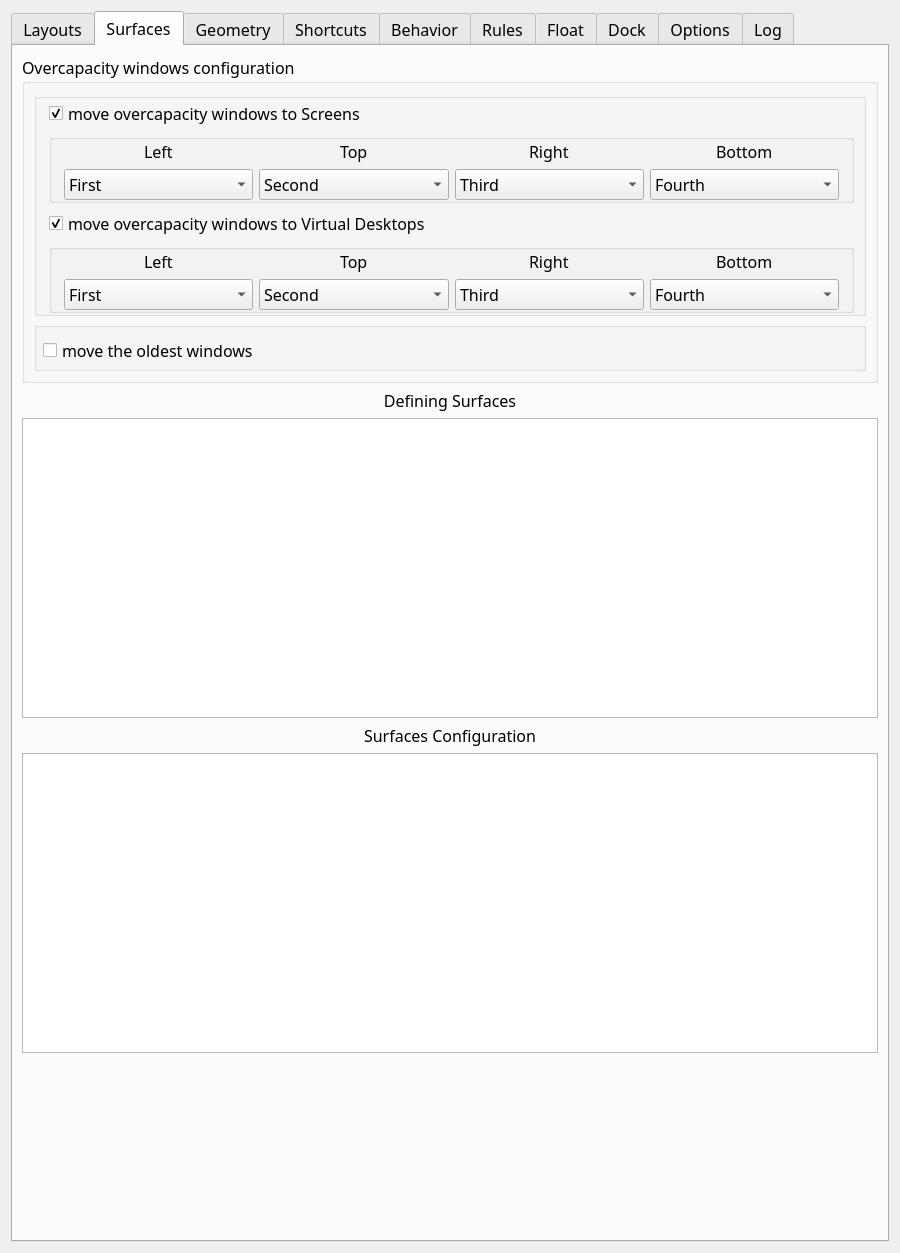
Above: res/config.ui from AndyEveritt/Krohnkite before the change. Below: the same form after it.
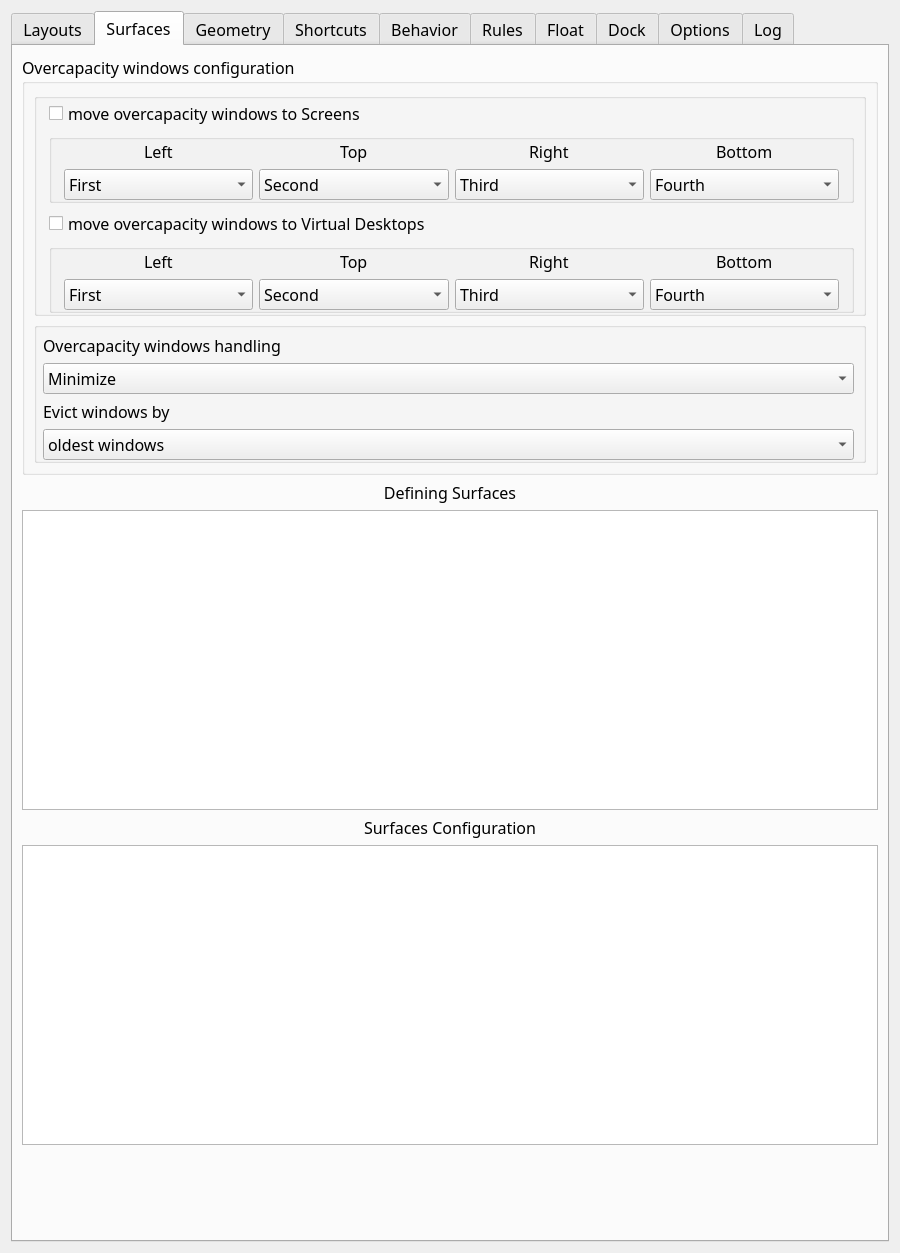
That is the form after the change. The open tabs and pages were chosen to show the change. Icons and pictures are not drawn. Custom widgets are drawn as their Qt base class.

Commit message: feat(overcapacity): minimize excess windows instead of floating #77

What changed in the file:
```diff
--- a/res/config.ui
+++ b/res/config.ui
@@ -2732,7 +2732,7 @@
                 <string>move overcapacity windows to Screens</string>
                </property>
                <property name="checked">
-                <bool>true</bool>
+                <bool>false</bool>
                </property>
               </widget>
              </item>
@@ -2949,7 +2949,7 @@
                 <string>move overcapacity windows to Virtual Desktops</string>
                </property>
                <property name="checked">
-                <bool>true</bool>
+                <bool>false</bool>
                </property>
               </widget>
              </item>
@@ -3182,12 +3182,59 @@
               <number>0</number>
              </property>
              <item>
-              <widget class="QCheckBox" name="kcfg_srfIsMoveOldestWindows">
+              <widget class="QLabel" name="label_overcapacityMode">
                <property name="text">
-                <string>move the oldest windows</string>
+                <string>Overcapacity windows handling</string>
                </property>
               </widget>
              </item>
+             <item>
+              <widget class="QComboBox" name="kcfg_srfOvercapacityMode">
+               <property name="toolTip">
+                <string>&lt;html&gt;&lt;head/&gt;&lt;body&gt;&lt;p&gt;Float: overcapacity windows&lt;br/&gt;become floating windows.&lt;/p&gt;&lt;p&gt;Minimize (default): hide the selected&lt;br/&gt;window and restore it when a slot is free.&lt;/p&gt;&lt;p&gt;Relocation to other screens or&lt;br/&gt;desktops still runs first.&lt;/p&gt;&lt;/body&gt;&lt;/html&gt;</string>
+               </property>
+               <property name="currentIndex">
+                <number>1</number>
+               </property>
+               <item>
+                <property name="text">
+                 <string>Float</string>
+                </property>
+               </item>
+               <item>
+                <property name="text">
+                 <string>Minimize</string>
+                </property>
+               </item>
+              </widget>
+             </item>
+             <item>
+              <widget class="QLabel" name="label_overcapacityEviction">
+               <property name="text">
+                <string>Evict windows by</string>
+               </property>
+              </widget>
+             </item>
+             <item>
+              <widget class="QComboBox" name="kcfg_srfOvercapacityEviction">
+               <property name="toolTip">
+                <string>&lt;html&gt;&lt;head/&gt;&lt;body&gt;&lt;p&gt;last focused: evict the window that&lt;br/&gt;received focus most recently.&lt;/p&gt;&lt;p&gt;oldest windows (default): evict the&lt;br/&gt;window that appeared on the surface first.&lt;/p&gt;&lt;p&gt;Used in both Float and Minimize modes.&lt;/p&gt;&lt;/body&gt;&lt;/html&gt;</string>
+               </property>
+               <property name="currentIndex">
+                <number>1</number>
+               </property>
+               <item>
+                <property name="text">
+                 <string>last focused</string>
+                </property>
+               </item>
+               <item>
+                <property name="text">
+                 <string>oldest windows</string>
+                </property>
+               </item>
+              </widget>
+             </item>
             </layout>
            </widget>
           </item>
```
The commit also changes 7 other files.
